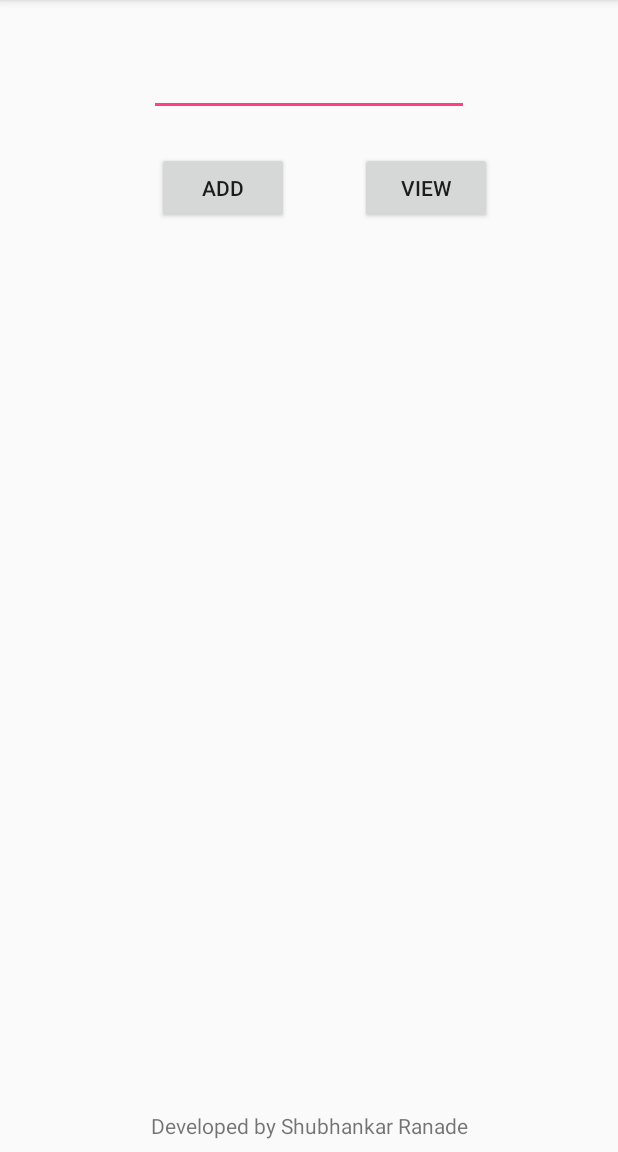
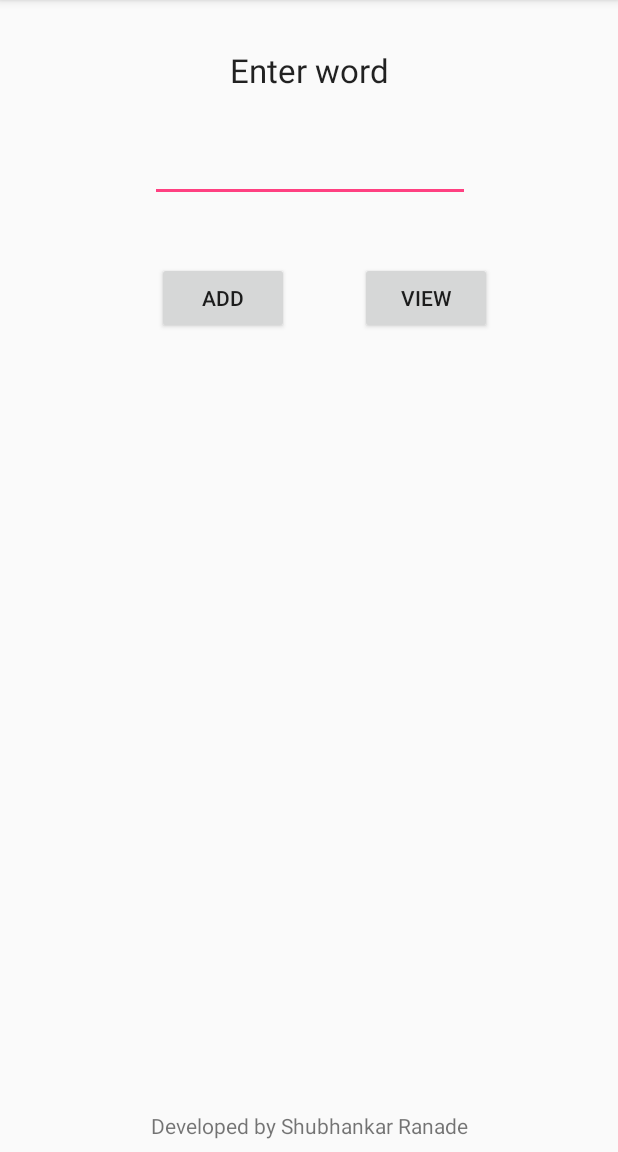
Before and after one commit to shubhankar30/OpenDictionary, an Android app: the screen it shows after launch (MainActivity), after a tap on "ADD", on a phone screen of 412 x 824 dp, the part 84-1236 px from its top. Run offline under Robolectric (Android 15) with nearby library versions, the light colour scheme and no system bars; our stand-ins replace Volley.

Commit message:
Fix error

```diff
--- a/SimpleDictionary/app/src/main/java/shubhankar30/simpledictionary/EditDataActivity.java
+++ b/SimpleDictionary/app/src/main/java/shubhankar30/simpledictionary/EditDataActivity.java
@@ -67,7 +67,7 @@ public class EditDataActivity extends AppCompatActivity{
                 @Override
                 public void onClick(View view) {
                     mDatabaseHelper.deleteWord(selectedWord);
-                    toastMessage("Word removed from database");
+                    toastMessage("Word deleted");
                     finish();
                 }
             });
--- a/SimpleDictionary/app/src/main/java/shubhankar30/simpledictionary/MainActivity.java
+++ b/SimpleDictionary/app/src/main/java/shubhankar30/simpledictionary/MainActivity.java
@@ -53,12 +53,16 @@ public class MainActivity extends AppCompatActivity {
         btnAdd.setOnClickListener(new View.OnClickListener() {
             @Override
             public void onClick(View v) {
+                boolean wordPresent = false;
                 String newEntry = editText.getText().toString();
-                if(editText.length()!= 0){
+                wordPresent = mDatabaseHelper.checkIfPresent(newEntry);
+                if(editText.length()!= 0 && wordPresent == false){
                     queryData(newEntry);
                     editText.setText("");
-                }else {
-                    toastMessage("You must put something in the text field");
+                }else if( wordPresent == true){
+                    toastMessage("Word is already present in Dictionary");
+                } else{
+                    toastMessage("You must enter something in the text field");
                 }
             }
         });
@@ -87,7 +91,6 @@ public class MainActivity extends AppCompatActivity {
                         for( int i=0 ; i<response.length();i++){
                             String meaningOfWord = null;
                             String exampleofWord = null;
-                            boolean wordPresent = false;
                             try {
                                 JSONObject currentJsonObj = response.getJSONObject(i);
                                 meaningOfWord = currentJsonObj.getString("definition"); //Get meaning from REST response
@@ -95,13 +98,9 @@ public class MainActivity extends AppCompatActivity {
                                 Log.e("Checking meaning",meaningOfWord);
                                 Log.e("Rest Response:", response.toString());
 
-                                wordPresent = mDatabaseHelper.checkIfPresent(data); //To prevent duplicate addition of words
-                                if(wordPresent == true){
-                                    toastMessage("Word is already present");
-                                }
-                                else if(wordPresent == false){
+
                                     addRow(data, meaningOfWord, exampleofWord); //function call
-                                }
+
 
                             } catch (JSONException e) {
                                 e.printStackTrace();
--- a/SimpleDictionary/app/src/main/res/layout/activity_main.xml
+++ b/SimpleDictionary/app/src/main/res/layout/activity_main.xml
@@ -12,13 +12,13 @@
         android:layout_height="wrap_content"
         android:layout_marginEnd="8dp"
         android:layout_marginStart="8dp"
-        android:layout_marginTop="32dp"
+        android:layout_marginTop="28dp"
         android:ems="10"
         android:inputType="textPersonName"
-        android:text="Enter word"
         app:layout_constraintEnd_toEndOf="parent"
+        app:layout_constraintHorizontal_bias="0.503"
         app:layout_constraintStart_toStartOf="parent"
-        app:layout_constraintTop_toTopOf="parent" />
+        app:layout_constraintTop_toBottomOf="@+id/textView2" />
 
     <Button
         android:id="@+id/btnAdd"
@@ -26,7 +26,7 @@
         android:layout_height="wrap_content"
         android:layout_marginEnd="8dp"
         android:layout_marginStart="8dp"
-        android:layout_marginTop="24dp"
+        android:layout_marginTop="40dp"
         android:text="Add"
         app:layout_constraintEnd_toStartOf="@+id/btnView"
         app:layout_constraintHorizontal_bias="0.712"
@@ -38,7 +38,7 @@
         android:layout_width="wrap_content"
         android:layout_height="wrap_content"
         android:layout_marginEnd="84dp"
-        android:layout_marginTop="24dp"
+        android:layout_marginTop="40dp"
         android:text="View"
         app:layout_constraintEnd_toEndOf="parent"
         app:layout_constraintTop_toBottomOf="@+id/editText" />
@@ -55,4 +55,17 @@
         app:layout_constraintEnd_toEndOf="parent"
         app:layout_constraintStart_toStartOf="parent" />
 
+    <TextView
+        android:id="@+id/textView2"
+        android:layout_width="wrap_content"
+        android:layout_height="wrap_content"
+        android:layout_marginEnd="8dp"
+        android:layout_marginStart="8dp"
+        android:layout_marginTop="32dp"
+        android:text="Enter word"
+        android:textAppearance="@style/TextAppearance.AppCompat.Large"
+        app:layout_constraintEnd_toEndOf="parent"
+        app:layout_constraintStart_toStartOf="parent"
+        app:layout_constraintTop_toTopOf="parent" />
+
 </android.support.constraint.ConstraintLayout>
```
